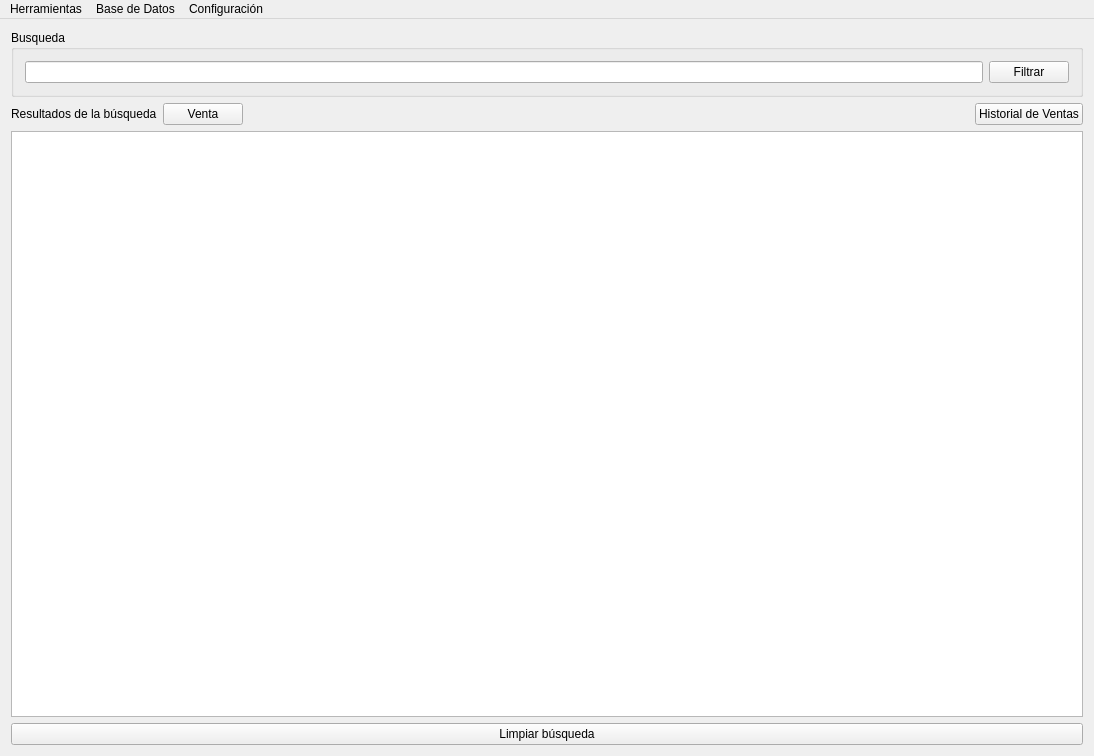
Qt form GBBStock/src/gbbmain.ui (aarelovich/gbb) before a commit.
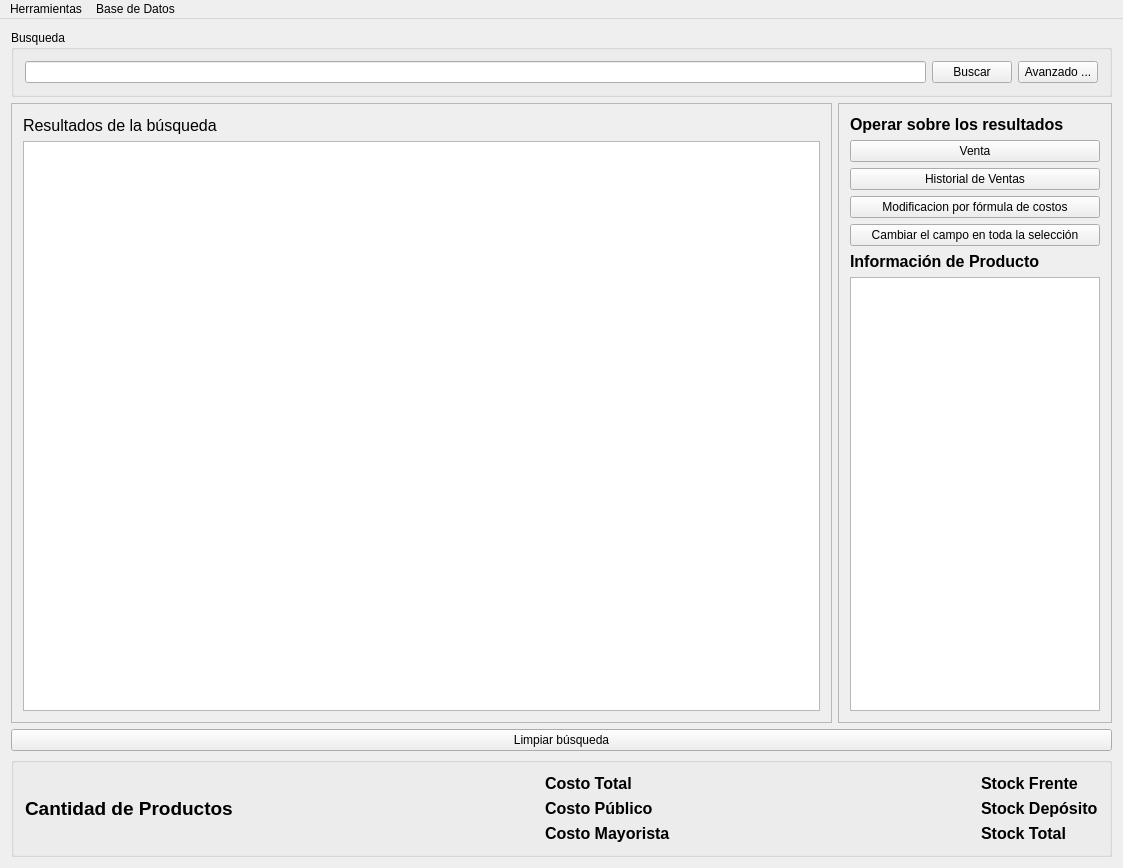
The same form after that commit.

What changed in the file:
```diff
--- a/GBBStock/src/gbbmain.ui
+++ b/GBBStock/src/gbbmain.ui
@@ -6,15 +6,15 @@
    <rect>
     <x>0</x>
     <y>0</y>
-    <width>1094</width>
-    <height>756</height>
+    <width>1123</width>
+    <height>868</height>
    </rect>
   </property>
   <property name="windowTitle">
    <string>GBBMain</string>
   </property>
   <widget class="QWidget" name="centralWidget">
-   <layout class="QVBoxLayout" name="verticalLayout">
+   <layout class="QVBoxLayout" name="verticalLayout_5">
     <item>
      <widget class="QGroupBox" name="groupBox">
       <property name="title">
@@ -27,7 +27,14 @@
        <item>
         <widget class="QPushButton" name="pushButton">
          <property name="text">
-          <string>Filtrar</string>
+          <string>Buscar</string>
+         </property>
+        </widget>
+       </item>
+       <item>
+        <widget class="QPushButton" name="pbAdvSearch">
+         <property name="text">
+          <string>Avanzado ...</string>
          </property>
         </widget>
        </item>
@@ -35,53 +42,304 @@
      </widget>
     </item>
     <item>
-     <layout class="QHBoxLayout" name="horizontalLayout_2">
+     <layout class="QHBoxLayout" name="horizontalLayout_4">
       <item>
-       <widget class="QLabel" name="label">
-        <property name="text">
-         <string>Resultados de la búsqueda</string>
+       <widget class="QFrame" name="frame_2">
+        <property name="sizePolicy">
+         <sizepolicy hsizetype="Preferred" vsizetype="Preferred">
+          <horstretch>3</horstretch>
+          <verstretch>0</verstretch>
+         </sizepolicy>
         </property>
-       </widget>
-      </item>
-      <item>
-       <widget class="QPushButton" name="pushButton_2">
-        <property name="text">
-         <string>Venta</string>
+        <property name="frameShape">
+         <enum>QFrame::StyledPanel</enum>
         </property>
+        <property name="frameShadow">
+         <enum>QFrame::Raised</enum>
+        </property>
+        <layout class="QVBoxLayout" name="verticalLayout_2">
+         <item>
+          <layout class="QHBoxLayout" name="horizontalLayout_3">
+           <item>
+            <widget class="QLabel" name="labTitulo">
+             <property name="font">
+              <font>
+               <pointsize>12</pointsize>
+              </font>
+             </property>
+             <property name="text">
+              <string>Resultados de la búsqueda</string>
+             </property>
+            </widget>
+           </item>
+           <item>
+            <spacer name="horizontalSpacer">
+             <property name="orientation">
+              <enum>Qt::Horizontal</enum>
+             </property>
+             <property name="sizeHint" stdset="0">
+              <size>
+               <width>40</width>
+               <height>20</height>
+              </size>
+             </property>
+            </spacer>
+           </item>
+           <item>
+            <widget class="QLabel" name="labResultados">
+             <property name="text">
+              <string/>
+             </property>
+            </widget>
+           </item>
+          </layout>
+         </item>
+         <item>
+          <widget class="QTableWidget" name="twSearchResults"/>
+         </item>
+        </layout>
        </widget>
       </item>
       <item>
-       <spacer name="horizontalSpacer_2">
-        <property name="orientation">
-         <enum>Qt::Horizontal</enum>
+       <widget class="QFrame" name="frame">
+        <property name="sizePolicy">
+         <sizepolicy hsizetype="Preferred" vsizetype="Preferred">
+          <horstretch>1</horstretch>
+          <verstretch>0</verstretch>
+         </sizepolicy>
         </property>
-        <property name="sizeHint" stdset="0">
-         <size>
-          <width>40</width>
-          <height>20</height>
-         </size>
+        <property name="frameShape">
+         <enum>QFrame::StyledPanel</enum>
         </property>
-       </spacer>
-      </item>
-      <item>
-       <widget class="QPushButton" name="pushButton_4">
-        <property name="text">
-         <string>Historial de Ventas</string>
+        <property name="frameShadow">
+         <enum>QFrame::Raised</enum>
         </property>
+        <layout class="QVBoxLayout" name="verticalLayout_4">
+         <item>
+          <widget class="QLabel" name="label_2">
+           <property name="font">
+            <font>
+             <pointsize>12</pointsize>
+             <weight>75</weight>
+             <bold>true</bold>
+            </font>
+           </property>
+           <property name="text">
+            <string>Operar sobre los resultados</string>
+           </property>
+          </widget>
+         </item>
+         <item>
+          <widget class="QPushButton" name="pbVenta">
+           <property name="text">
+            <string>Venta</string>
+           </property>
+          </widget>
+         </item>
+         <item>
+          <widget class="QPushButton" name="pbHistVentas">
+           <property name="text">
+            <string>Historial de Ventas</string>
+           </property>
+          </widget>
+         </item>
+         <item>
+          <widget class="QPushButton" name="pbModFormulaCostos">
+           <property name="text">
+            <string>Modificacion por fórmula de costos</string>
+           </property>
+          </widget>
+         </item>
+         <item>
+          <widget class="QPushButton" name="pbMassChange">
+           <property name="text">
+            <string>Cambiar el campo en toda la selección</string>
+           </property>
+          </widget>
+         </item>
+         <item>
+          <widget class="QLabel" name="label_3">
+           <property name="font">
+            <font>
+             <pointsize>12</pointsize>
+             <weight>75</weight>
+             <bold>true</bold>
+            </font>
+           </property>
+           <property name="text">
+            <string>Información de Producto</string>
+           </property>
+          </widget>
+         </item>
+         <item>
+          <widget class="QTextEdit" name="pteExtendedInfo">
+           <property name="font">
+            <font>
+             <family>Courier New</family>
+            </font>
+           </property>
+           <property name="html">
+            <string>&lt;!DOCTYPE HTML PUBLIC &quot;-//W3C//DTD HTML 4.0//EN&quot; &quot;http://www.w3.org/TR/REC-html40/strict.dtd&quot;&gt;
+&lt;html&gt;&lt;head&gt;&lt;meta name=&quot;qrichtext&quot; content=&quot;1&quot; /&gt;&lt;style type=&quot;text/css&quot;&gt;
+p, li { white-space: pre-wrap; }
+&lt;/style&gt;&lt;/head&gt;&lt;body style=&quot; font-family:'Courier New'; font-size:8.25pt; font-weight:400; font-style:normal;&quot;&gt;
+&lt;p style=&quot;-qt-paragraph-type:empty; margin-top:0px; margin-bottom:0px; margin-left:0px; margin-right:0px; -qt-block-indent:0; text-indent:0px; font-size:8pt;&quot;&gt;&lt;br /&gt;&lt;/p&gt;&lt;/body&gt;&lt;/html&gt;</string>
+           </property>
+          </widget>
+         </item>
+        </layout>
        </widget>
       </item>
      </layout>
     </item>
     <item>
-     <widget class="QTableWidget" name="tableWidget"/>
-    </item>
-    <item>
-     <widget class="QPushButton" name="pushButton_3">
+     <widget class="QPushButton" name="pbCleanSearch">
       <property name="text">
        <string>Limpiar búsqueda</string>
       </property>
      </widget>
     </item>
+    <item>
+     <widget class="QGroupBox" name="groupBox_2">
+      <property name="title">
+       <string/>
+      </property>
+      <layout class="QHBoxLayout" name="horizontalLayout_2">
+       <item>
+        <widget class="QLabel" name="labItems">
+         <property name="font">
+          <font>
+           <pointsize>14</pointsize>
+           <weight>75</weight>
+           <bold>true</bold>
+          </font>
+         </property>
+         <property name="text">
+          <string>Cantidad de Productos</string>
+         </property>
+        </widget>
+       </item>
+       <item>
+        <spacer name="horizontalSpacer_2">
+         <property name="orientation">
+          <enum>Qt::Horizontal</enum>
+         </property>
+         <property name="sizeHint" stdset="0">
+          <size>
+           <width>291</width>
+           <height>20</height>
+          </size>
+         </property>
+        </spacer>
+       </item>
+       <item>
+        <layout class="QVBoxLayout" name="verticalLayout">
+         <item>
+          <widget class="QLabel" name="labCosto">
+           <property name="font">
+            <font>
+             <pointsize>12</pointsize>
+             <weight>75</weight>
+             <bold>true</bold>
+            </font>
+           </property>
+           <property name="text">
+            <string>Costo Total</string>
+           </property>
+          </widget>
+         </item>
+         <item>
+          <widget class="QLabel" name="labCostoPublico">
+           <property name="font">
+            <font>
+             <pointsize>12</pointsize>
+             <weight>75</weight>
+             <bold>true</bold>
+            </font>
+           </property>
+           <property name="text">
+            <string>Costo Público</string>
+           </property>
+          </widget>
+         </item>
+         <item>
+          <widget class="QLabel" name="labCostoMayorista">
+           <property name="font">
+            <font>
+             <pointsize>12</pointsize>
+             <weight>75</weight>
+             <bold>true</bold>
+            </font>
+           </property>
+           <property name="text">
+            <string>Costo Mayorista</string>
+           </property>
+          </widget>
+         </item>
+        </layout>
+       </item>
+       <item>
+        <spacer name="horizontalSpacer_3">
+         <property name="orientation">
+          <enum>Qt::Horizontal</enum>
+         </property>
+         <property name="sizeHint" stdset="0">
+          <size>
+           <width>291</width>
+           <height>20</height>
+          </size>
+         </property>
+        </spacer>
+       </item>
+       <item>
+        <layout class="QVBoxLayout" name="verticalLayout_3">
+         <item>
+          <widget class="QLabel" name="labStockFrente">
+           <property name="font">
+            <font>
+             <pointsize>12</pointsize>
+             <weight>75</weight>
+             <bold>true</bold>
+            </font>
+           </property>
+           <property name="text">
+            <string>Stock Frente</string>
+           </property>
+          </widget>
+         </item>
+         <item>
+          <widget class="QLabel" name="labStockDepo">
+           <property name="font">
+            <font>
+             <pointsize>12</pointsize>
+             <weight>75</weight>
+             <bold>true</bold>
+            </font>
+           </property>
+           <property name="text">
+            <string>Stock Depósito</string>
+           </property>
+          </widget>
+         </item>
+         <item>
+          <widget class="QLabel" name="labStockSuma">
+           <property name="font">
+            <font>
+             <pointsize>12</pointsize>
+             <weight>75</weight>
+             <bold>true</bold>
+            </font>
+           </property>
+           <property name="text">
+            <string>Stock Total</string>
+           </property>
+          </widget>
+         </item>
+        </layout>
+       </item>
+      </layout>
+     </widget>
+    </item>
    </layout>
   </widget>
   <widget class="QMenuBar" name="menuBar">
@@ -89,7 +347,7 @@
     <rect>
      <x>0</x>
      <y>0</y>
-     <width>1094</width>
+     <width>1123</width>
      <height>21</height>
     </rect>
    </property>
@@ -105,17 +363,9 @@
      <string>Base de Datos</string>
     </property>
     <addaction name="actionRealizar_Backup"/>
-    <addaction name="actionRestaurar"/>
-   </widget>
-   <widget class="QMenu" name="menuConfiguraci_n">
-    <property name="title">
-     <string>Configuración</string>
-    </property>
-    <addaction name="actionPreferencias"/>
    </widget>
    <addaction name="menuHerramientas"/>
    <addaction name="menuBase_de_Datos"/>
-   <addaction name="menuConfiguraci_n"/>
   </widget>
   <action name="actionRealizar_Backup">
    <property name="text">
```
Left out of the diff: 19 changed lines with no effect on the pictures.
